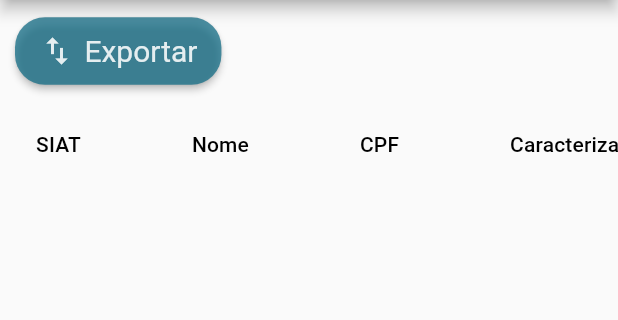
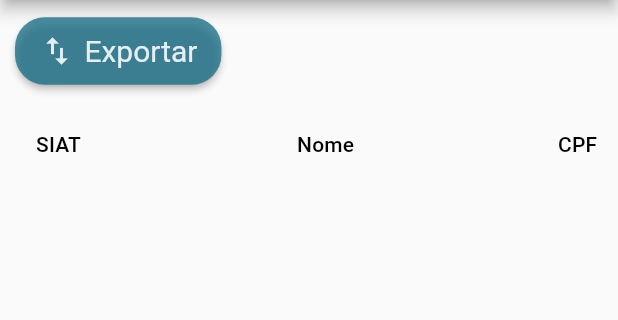
Before and after one commit to FloraRosaPupo/App-cadastro-imobiliario, a Flutter app: the ExportarPage screen opened directly, on a phone screen of 412 x 824 dp, the part 225-545 px from its top. Run offline on Flutter 3.47's test engine with Material 2 defaults, Android fonts, the phone set to English and light mode, and no system bars; our stand-ins replace cloud_firestore, csv, date_format, firebase_auth, firebase_core, firebase_database and 3 more; missing offline and left inert: camera_camera, flutter_launcher_icons; accounts and stored records are empty; Roboto replaces fonts that are missing (Montserrat); project files that could hold a hidden picture were left out.

Commit message:
infos da planilha

```diff
--- a/lib/pages/exportar.dart
+++ b/lib/pages/exportar.dart
@@ -392,7 +392,10 @@ class ExportarState extends State<ExportarPage> {
 
   List<DataColumn> getColumns(List<String> columns) => columns
       .map((String column) => DataColumn(
-            label: Text(column),
+            label: Container(
+              width: 100.0, // Defina a largura fixa para todas as colunas
+              child: Text(column),
+            ),
             onSort: onSort,
           ))
       .toList();
@@ -431,8 +434,14 @@ class ExportarState extends State<ExportarPage> {
         return DataRow(cells: getCells(cells));
       }).toList();
 
-  List<DataCell> getCells(List<dynamic> cells) =>
-      cells.map((data) => DataCell(Text('$data'))).toList();
+  List<DataCell> getCells(List<dynamic> cells) => cells
+      .map((data) => DataCell(
+            Container(
+              width: 100.0, // Mesma largura que definida nas colunas
+              child: Text('$data'),
+            ),
+          ))
+      .toList();
 
   void onSort(int columnIndex, bool ascending) {
     switch (columnIndex) {
```
